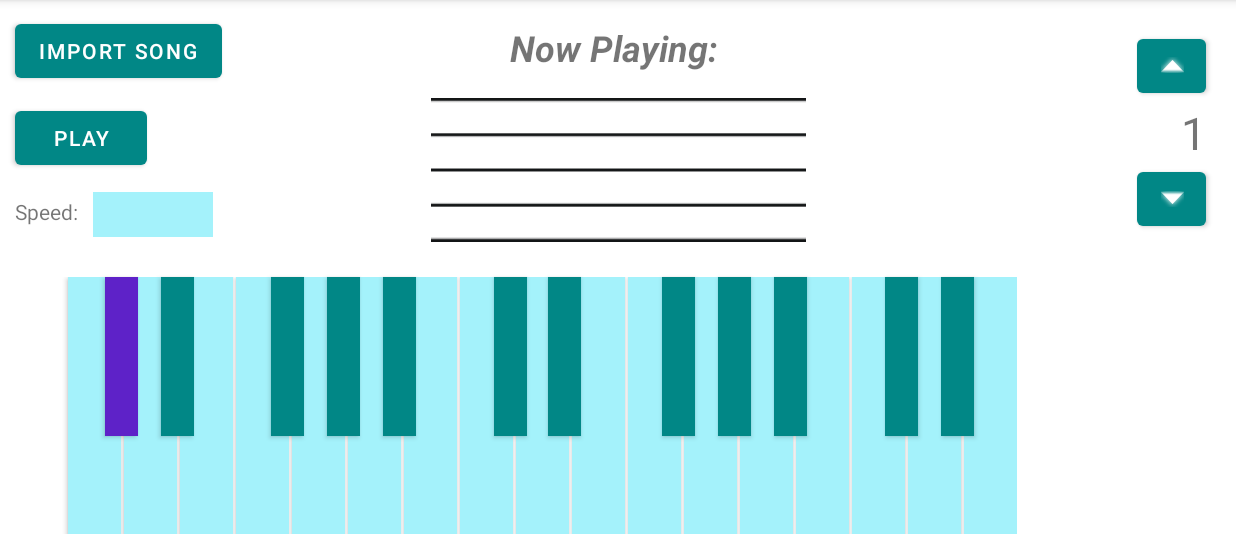
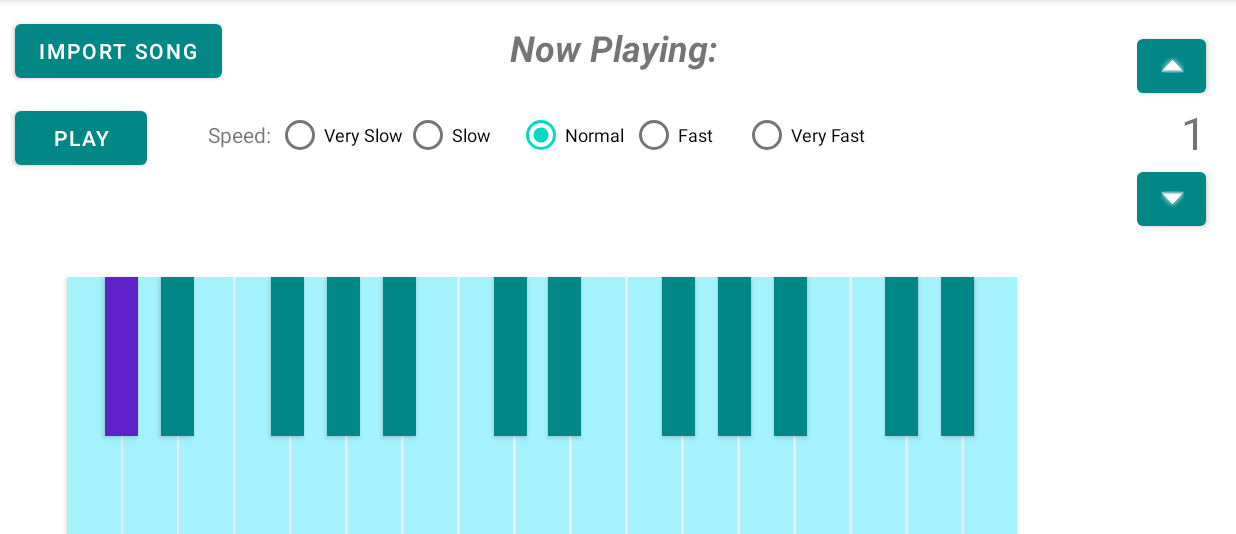
Before and after one commit to JunWonOh/Piano-Trainer-App, an Android app: the screen it shows after launch (MainActivity), in the options menu, after a tap on "Play Mode", on a phone screen of 824 x 412 dp (held sideways), the part 84-618 px from its top. Run offline under Robolectric (Android 15) with nearby library versions, the phone set to English and light mode, and no system bars.

Commit message:
switched speed option from spinner to radio group

```diff
--- a/PianoTrainer/app/src/main/java/com/example/pianotrainer/MainActivity.java
+++ b/PianoTrainer/app/src/main/java/com/example/pianotrainer/MainActivity.java
@@ -20,6 +20,7 @@ import android.widget.ArrayAdapter;
 import android.widget.Button;
 import android.widget.EditText;
 import android.widget.ImageView;
+import android.widget.RadioGroup;
 import android.widget.Spinner;
 import android.widget.TextView;
 import android.widget.Toast;
@@ -44,38 +45,9 @@ public class MainActivity extends AppCompatActivity {
     protected void onCreate(Bundle savedInstanceState) {
         super.onCreate(savedInstanceState);
         setContentView(R.layout.activity_main);
-//
-//        ArrayList<Double> speedOptions = new ArrayList<>();
-//        speedOptions.add(1.00);
-//        speedOptions.add(0.25);
-//        speedOptions.add(0.50);
-//        speedOptions.add(0.75);
-//        speedOptions.add(1.25);
-//        speedOptions.add(1.50);
-//        speedOptions.add(1.75);
-//        speedOptions.add(2.00);
-//        ArrayAdapter<Double> speedAdapter = new ArrayAdapter<>(
-//                this,
-//                android.R.layout.simple_spinner_dropdown_item,
-//                speedOptions
-//        );
-//        speedAdapter.setDropDownViewResource(android.R.layout.simple_spinner_dropdown_item);
-//        Spinner editSpeed;
-//        editSpeed = (Spinner) findViewById(R.id.editSpeed);;
-//        editSpeed.setAdapter(speedAdapter);
-//        editSpeed.setOnItemSelectedListener(new AdapterView.OnItemSelectedListener() {
-//            @Override
-//            public void onItemSelected(AdapterView<?> parent, View view, int position, long id) {
-//                double speed = speedOptions.get(position);
-//                playBackSpeed = speed;
-//            }
-//
-//            @Override
-//            public void onNothingSelected(AdapterView<?> parent) {
-//
-//            }
-//        });
     }
+
+
 
     public void SaveSong(View view){
         EditText editTitle = findViewById(R.id.editTitle);
@@ -83,7 +55,6 @@ public class MainActivity extends AppCompatActivity {
         File dir = Environment.getExternalStoragePublicDirectory(Environment.DIRECTORY_DOWNLOADS);
         String filePath = dir + "/" + editTitle.getText().toString();
         File jsonFIle = new File(filePath);
-
     }
 
     public void ImportSong(View view){
@@ -868,46 +839,54 @@ public class MainActivity extends AppCompatActivity {
 
     public void InPlayMode () {
         Toast.makeText(this, "Entered Play Mode", Toast.LENGTH_SHORT).show();
-        ImageView pianoLines = findViewById(R.id.pianoLines);
+        //ImageView pianoLines = findViewById(R.id.pianoLines);
         TextView titleView = findViewById(R.id.titleView);
         TextView editTitle = findViewById(R.id.editTitle);
-        Spinner editSpeed = (Spinner) findViewById(R.id.editSpeed);
-        TextView speedText = findViewById(R.id.speedText);
+        //Spinner editSpeed = (Spinner) findViewById(R.id.editSpeed);
+       // TextView speedText = findViewById(R.id.speedText);
         Button saveButton = findViewById(R.id.saveButton);
         Button confirm_title_button = findViewById(R.id.confirm_title_button);
         Button importButton = findViewById(R.id.importButton);
         Button playButton = findViewById(R.id.playButton);
-        pianoLines.setVisibility(View.VISIBLE);
+        RadioGroup speedSelection = findViewById(R.id.speedSelection);
+        TextView speedHint = findViewById(R.id.speedHint);
+       // pianoLines.setVisibility(View.VISIBLE);
         titleView.setVisibility(View.VISIBLE);
         editTitle.setVisibility(View.INVISIBLE);
-        editSpeed.setVisibility(View.VISIBLE);
-        speedText.setVisibility(View.VISIBLE);
+       // editSpeed.setVisibility(View.VISIBLE);
+       // speedText.setVisibility(View.VISIBLE);
         saveButton.setVisibility(View.INVISIBLE);
         confirm_title_button.setVisibility(View.INVISIBLE);
         importButton.setVisibility(View.VISIBLE);
         playButton.setVisibility(View.VISIBLE);
+        speedSelection.setVisibility(View.VISIBLE);
+        speedHint.setVisibility(View.VISIBLE);
     }
 
     public void InEditMode () {
         Toast.makeText(this, "Entered Edit Mode", Toast.LENGTH_SHORT).show();
-        ImageView pianoLines = findViewById(R.id.pianoLines);
+      //  ImageView pianoLines = findViewById(R.id.pianoLines);
         TextView titleView = findViewById(R.id.titleView);
         TextView editTitle = findViewById(R.id.editTitle);
-        Spinner editSpeed = (Spinner) findViewById(R.id.editSpeed);
-        TextView speedText = findViewById(R.id.speedText);
+     //   Spinner editSpeed = (Spinner) findViewById(R.id.editSpeed);
+    //    TextView speedText = findViewById(R.id.speedText);
         Button saveButton = findViewById(R.id.saveButton);
         Button confirm_title_button = findViewById(R.id.confirm_title_button);
         Button importButton = findViewById(R.id.importButton);
         Button playButton = findViewById(R.id.playButton);
-        pianoLines.setVisibility(View.INVISIBLE);
+        RadioGroup speedSelection = findViewById(R.id.speedSelection);
+        TextView speedHint = findViewById(R.id.speedHint);
+  //      pianoLines.setVisibility(View.INVISIBLE);
         titleView.setVisibility(View.INVISIBLE);
         editTitle.setVisibility(View.VISIBLE);
-        editSpeed.setVisibility(View.INVISIBLE);
-        speedText.setVisibility(View.INVISIBLE);
+  //      editSpeed.setVisibility(View.INVISIBLE);
+   //     speedText.setVisibility(View.INVISIBLE);
         saveButton.setVisibility(View.VISIBLE);
         confirm_title_button.setVisibility(View.VISIBLE);
         importButton.setVisibility(View.INVISIBLE);
         playButton.setVisibility(View.INVISIBLE);
+        speedSelection.setVisibility(View.INVISIBLE);
+        speedHint.setVisibility(View.INVISIBLE);
     }
 
     //adding this will enable the changes made in main_menu.xml to be visible
--- a/PianoTrainer/app/src/main/res/layout-land/activity_main.xml
+++ b/PianoTrainer/app/src/main/res/layout-land/activity_main.xml
@@ -375,16 +375,7 @@
             android:inputType="textPersonName"
             app:layout_constraintStart_toStartOf="parent"
             app:layout_constraintTop_toTopOf="parent" />
-        <ImageView
-            android:id="@+id/pianoLines"
-            android:layout_width="250dp"
-            android:layout_height="100dp"
-            android:layout_marginTop="15dp"
-            android:src="@mipmap/staff"
-            app:layout_constraintEnd_toEndOf="parent"
-            app:layout_constraintStart_toStartOf="parent"
-            app:layout_constraintTop_toBottomOf="@+id/titleView"
-            android:visibility="invisible"/>
+
 
         <Button
             android:id="@+id/saveButton"
@@ -439,25 +430,79 @@
             android:onClick="PlaySong"/>
 
         <TextView
-            android:id="@+id/speedText"
+            android:id="@+id/speedHint"
             android:layout_width="wrap_content"
             android:layout_height="wrap_content"
-            android:layout_marginTop="15dp"
-            android:text="Speed:"
-            app:layout_constraintStart_toStartOf="@+id/playButton"
-            app:layout_constraintTop_toBottomOf="@+id/playButton"
+            android:layout_marginStart="10dp"
+            android:text="Speed: "
+            app:layout_constraintBottom_toBottomOf="@+id/saveButton"
+            app:layout_constraintStart_toEndOf="@+id/saveButton"
+            app:layout_constraintTop_toTopOf="@+id/saveButton"
             android:visibility="invisible"/>
 
-        <Spinner
-            android:id="@+id/editSpeed"
-            android:layout_width="80dp"
-            android:layout_height="30dp"
-            android:layout_marginStart="10dp"
-            android:layout_marginTop="12dp"
-            android:background="@color/light_blue"
+
+        <RadioGroup
+            android:layout_width="wrap_content"
+            android:layout_height="wrap_content"
+            android:orientation="horizontal"
+            app:layout_constraintBottom_toBottomOf="@+id/speedHint"
+            app:layout_constraintStart_toEndOf="@+id/speedHint"
+            app:layout_constraintTop_toTopOf="@+id/speedHint"
+            android:id="@+id/speedSelection"
             android:visibility="invisible"
-            app:layout_constraintStart_toEndOf="@+id/speedText"
-            app:layout_constraintTop_toBottomOf="@+id/playButton" />
+            android:checkedButton="@id/speedOption3">
+
+            <RadioButton
+                android:id="@+id/speedOption1"
+                android:layout_width="85dp"
+                android:layout_height="wrap_content"
+                android:text="Very Slow"
+                android:textSize="12sp"
+                app:layout_constraintBottom_toBottomOf="@+id/speedHint"
+                app:layout_constraintStart_toEndOf="@+id/speedHint"
+                app:layout_constraintTop_toTopOf="@+id/speedHint" />
+
+            <RadioButton
+                android:id="@+id/speedOption2"
+                android:layout_width="75dp"
+                android:layout_height="wrap_content"
+                android:text="Slow"
+                android:textSize="12sp"
+                app:layout_constraintBottom_toBottomOf="@+id/speedOption1"
+                app:layout_constraintStart_toEndOf="@+id/speedOption1"
+                app:layout_constraintTop_toTopOf="@+id/speedOption1" />
+
+            <RadioButton
+                android:id="@+id/speedOption3"
+                android:layout_width="75dp"
+                android:layout_height="wrap_content"
+                android:text="Normal"
+                android:textSize="12sp"
+                app:layout_constraintBottom_toBottomOf="@+id/speedOption2"
+                app:layout_constraintStart_toEndOf="@+id/speedOption2"
+                app:layout_constraintTop_toTopOf="@+id/speedOption2" />
+
+            <RadioButton
+                android:id="@+id/speedOption4"
+                android:layout_width="75dp"
+                android:layout_height="wrap_content"
+                android:text="Fast"
+                android:textSize="12sp"
+                app:layout_constraintBottom_toBottomOf="@+id/speedOption3"
+                app:layout_constraintStart_toEndOf="@+id/speedOption3"
+                app:layout_constraintTop_toTopOf="@+id/speedOption3" />
+
+            <RadioButton
+                android:id="@+id/speedOption5"
+                android:layout_width="100dp"
+                android:layout_height="wrap_content"
+                android:text="Very Fast"
+                android:textSize="12sp"
+                app:layout_constraintBottom_toBottomOf="@+id/speedOption4"
+                app:layout_constraintStart_toEndOf="@+id/speedOption4"
+                app:layout_constraintTop_toTopOf="@+id/speedOption4" />
+        </RadioGroup>
+
 
     </androidx.constraintlayout.widget.ConstraintLayout>
 
--- a/PianoTrainer/app/src/main/res/layout/activity_main.xml
+++ b/PianoTrainer/app/src/main/res/layout/activity_main.xml
@@ -375,16 +375,6 @@
             android:inputType="textPersonName"
             app:layout_constraintStart_toStartOf="parent"
             app:layout_constraintTop_toTopOf="parent" />
-        <ImageView
-            android:id="@+id/pianoLines"
-            android:layout_width="250dp"
-            android:layout_height="100dp"
-            android:layout_marginTop="15dp"
-            android:src="@mipmap/staff"
-            app:layout_constraintEnd_toEndOf="parent"
-            app:layout_constraintStart_toStartOf="parent"
-            app:layout_constraintTop_toBottomOf="@+id/titleView"
-            android:visibility="invisible"/>
 
         <Button
             android:id="@+id/saveButton"
@@ -440,26 +430,12 @@
             android:visibility="invisible"
             android:onClick="PlaySong"/>
 
-        <TextView
-            android:id="@+id/speedText"
+        <RadioGroup
             android:layout_width="wrap_content"
             android:layout_height="wrap_content"
-            android:layout_marginTop="15dp"
-            android:text="Speed:"
-            app:layout_constraintStart_toStartOf="@+id/playButton"
-            app:layout_constraintTop_toBottomOf="@+id/playButton"
-            android:visibility="invisible"/>
+            tools:layout_editor_absoluteX="78dp"
+            tools:layout_editor_absoluteY="210dp" />
 
-        <Spinner
-            android:id="@+id/editSpeed"
-            android:layout_width="80dp"
-            android:layout_height="30dp"
-            android:layout_marginStart="10dp"
-            android:layout_marginTop="12dp"
-            android:background="@color/light_blue"
-            android:visibility="invisible"
-            app:layout_constraintStart_toEndOf="@+id/speedText"
-            app:layout_constraintTop_toBottomOf="@+id/playButton" />
 
     </androidx.constraintlayout.widget.ConstraintLayout>
 
```
